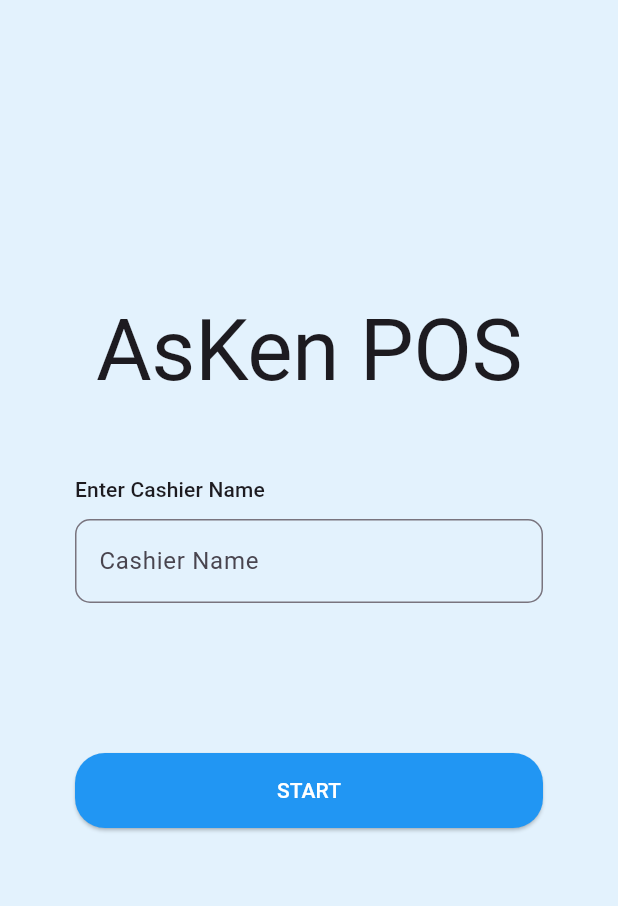
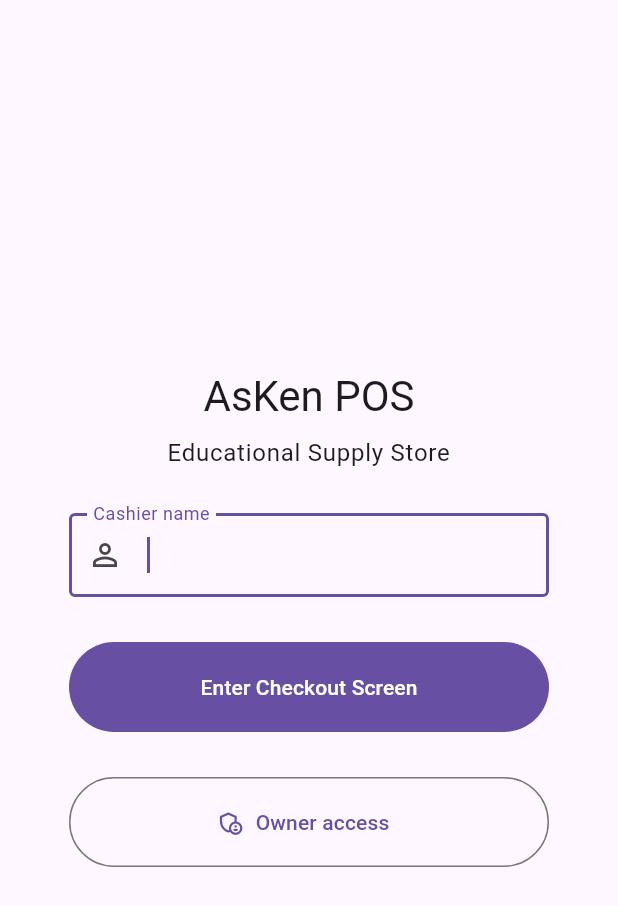
Before and after one commit to ralphb99/AsKen-POS-Flutter, a Flutter app: the screen it shows after launch, on a phone screen of 412 x 824 dp. Shown: the top 906 px of the screen. Run offline on Flutter 3.47's test engine with Material 3 defaults, Android fonts, the phone set to English and light mode, and no system bars; our stand-ins replace _discoveryapis_commons, drift, drift_flutter, flutter_riverpod, google_sign_in, googleapis_auth and 2 more; missing offline and left inert: extension_google_sign_in_as_googleapis_auth, googleapis; accounts and stored records are empty; generated files the repository leaves out were written again.

Commit message:
Updated Login Flow

```diff
--- a/asken_pos/lib/app/core/features/checkout/presentation/Login.dart
+++ b/asken_pos/lib/app/core/features/checkout/presentation/Login.dart
@@ -1,7 +1,7 @@
 import 'package:flutter/material.dart';
 import 'package:flutter_riverpod/flutter_riverpod.dart';
+import 'package:asken_pos/app/core/features/checkout/application/LoginController.dart';
 import 'package:asken_pos/app/core/features/checkout/data/AppProviders.dart';
-import 'package:asken_pos/app/core/features/owner/application/OwnerAccess.dart';
 import 'package:asken_pos/app/routes/AppRoutes.dart';
 
 class LoginPage extends ConsumerStatefulWidget {
@@ -12,12 +12,11 @@ class LoginPage extends ConsumerStatefulWidget {
 }
 
 class _LoginPageState extends ConsumerState<LoginPage> {
-  final _formKey = GlobalKey<FormState>();
+  final FormKey = GlobalKey<FormState>();
   final CashierNameController = TextEditingController();
   final OwnerPinController = TextEditingController();
   final ConfirmOwnerPinController = TextEditingController();
-  String CashierName = '';
-  bool IsOwnerMode = false;
+  bool IsOwnerAccessVisible = false;
 
   @override
   void dispose() {
@@ -29,95 +28,123 @@ class _LoginPageState extends ConsumerState<LoginPage> {
 
   @override
   Widget build(BuildContext context) {
-    final OwnerPinStatus = ref.watch(OwnerPinConfiguredProvider);
-    final IsOwnerPinLoading = OwnerPinStatus.isLoading;
-    final IsOwnerPinConfigured = OwnerPinStatus.asData?.value ?? false;
+    final LoginState = ref.watch(LoginControllerProvider);
+    final OwnerPinState = ref.watch(OwnerPinConfiguredProvider);
+    final IsBusy = LoginState.isLoading || OwnerPinState.isLoading;
+    final IsOwnerPinConfigured = OwnerPinState.asData?.value ?? false;
+
+    ref.listen(LoginControllerProvider, (Previous, Current) {
+      if (!Current.hasError || !context.mounted) {
+        return;
+      }
+
+      final ErrorMessage = Current.error.toString().replaceFirst(
+        'FormatException: ',
+        '',
+      );
+      ScaffoldMessenger.of(context).showSnackBar(
+        SnackBar(content: Text(ErrorMessage)),
+      );
+    });
 
     return Scaffold(
       resizeToAvoidBottomInset: true,
-      backgroundColor: Colors.blue.shade50,
       body: SafeArea(
+        child: LayoutBuilder(
+          builder: (_, Constraints) {
+            final MinimumHeight = Constraints.maxHeight > 32
+                ? Constraints.maxHeight - 32
+                : 0.0;
+
+            return SingleChildScrollView(
+              keyboardDismissBehavior: ScrollViewKeyboardDismissBehavior.onDrag,
+              padding: const EdgeInsets.all(16),
               child: Center(
-          child: SingleChildScrollView(
-            keyboardDismissBehavior: ScrollViewKeyboardDismissBehavior.onDrag,
-            padding: EdgeInsets.only(
-              left: 50,
-              right: 50,
-              top: 10,
-              bottom: MediaQuery.of(context).viewInsets.bottom + 80,
+                child: ConstrainedBox(
+                  constraints: BoxConstraints(
+                    maxWidth: 320,
+                    minHeight: MinimumHeight,
                   ),
-            child: ConstrainedBox(
-              constraints: BoxConstraints(maxWidth: 450),
+                  child: Align(
+                    alignment: Alignment.center,
                     child: Form(
-                key: _formKey,
+                      key: FormKey,
                       child: Column(
                         mainAxisSize: MainAxisSize.min,
                         crossAxisAlignment: CrossAxisAlignment.stretch,
                         children: [
                     Text(
+                      'AsKen POS',
                       textAlign: TextAlign.center,
-                      'AsKen POS',
-                      style: Theme.of(context).textTheme.displayLarge,
+                      style: Theme.of(context).textTheme.headlineMedium,
                     ),
-
-                    const SizedBox(height: 50),
-
+                    const SizedBox(height: 8),
                     Text(
-                      'Enter Cashier Name',
-                      style: Theme.of(context).textTheme.labelLarge,
+                      IsOwnerAccessVisible
+                          ? 'Owner access'
+                          : 'Educational Supply Store',
+                      textAlign: TextAlign.center,
+                      style: Theme.of(context).textTheme.bodyLarge,
                     ),
-
-                    const SizedBox(height: 10),
-
+                        const SizedBox(height: 28),
+                        if (!IsOwnerAccessVisible) ...[
                       TextFormField(
                         controller: CashierNameController,
-                      onChanged: (Value) {
-                        final OwnerMode = OwnerAccess.IsOwnerName(Value);
-
-                        if (OwnerMode != IsOwnerMode) {
-                          setState(() {
-                            IsOwnerMode = OwnerMode;
-                          });
-                        }
-                      },
+                        autofocus: true,
+                        textCapitalization: TextCapitalization.words,
                         textInputAction: TextInputAction.done,
-                      decoration: InputDecoration(
-                        labelText: 'Cashier Name',
-
-                        border: OutlineInputBorder(
-                          borderRadius: BorderRadius.circular(10),
+                        decoration: const InputDecoration(
+                          labelText: 'Cashier name',
+                          prefixIcon: Icon(Icons.person_outline),
+                          border: OutlineInputBorder(),
                         ),
-                      ),
-                      validator: (value) {
-                        if (value == null || value.trim().isEmpty) {
-                          return 'Please enter your name';
+                        validator: (Value) {
+                          if (Value == null || Value.trim().isEmpty) {
+                            return 'Please input name.';
                           }
 
                           return null;
                         },
+                        onFieldSubmitted: IsBusy ? null : (_) => StartCashier(),
                       ),
-
-                    if (IsOwnerMode) ...[
-                      const SizedBox(height: 20),
+                      const SizedBox(height: 30),
+                     SizedBox(
+                        height: 60,
+                        child: FilledButton(
+                          onPressed: IsBusy ? null : StartCashier,
+                          child: Text(IsBusy ? 'Checking...' : 'Enter Checkout Screen'),
+                        ),
+                      ),
+                      const SizedBox(height: 30),
+                      SizedBox(
+                        height: 60,
+                        child: OutlinedButton.icon(
+                          onPressed: IsBusy ? null : ShowOwnerAccess,
+                          icon: const Icon(Icons.admin_panel_settings_outlined),
+                          label: const Text('Owner access'),
+                        ),
+                      ),
+                    ] else ...[
                       TextFormField(
                         controller: OwnerPinController,
+                        autofocus: true,
                         obscureText: true,
                         keyboardType: TextInputType.number,
                         maxLength: 6,
+                        textInputAction: IsOwnerPinConfigured
+                            ? TextInputAction.done
+                            : TextInputAction.next,
                         decoration: InputDecoration(
                           labelText: IsOwnerPinConfigured
                               ? 'Owner PIN'
-                              : 'Create Owner PIN',
+                              : 'Create owner PIN',
+                          prefixIcon: const Icon(Icons.lock_outline),
                           helperText: IsOwnerPinConfigured
                               ? 'Enter your 4 to 6 digit PIN.'
-                              : 'Create initial Secret Owner Pin',
+                              : 'Create a 4 to 6 digit PIN.',
                           border: const OutlineInputBorder(),
                         ),
                         validator: (Value) {
-                          if (!IsOwnerMode) {
-                            return null;
-                          }
-
                           if (Value == null ||
                               !RegExp(r'^\d{4,6}$').hasMatch(Value)) {
                             return 'Use 4 to 6 digits.';
@@ -125,16 +152,21 @@ class _LoginPageState extends ConsumerState<LoginPage> {
 
                           return null;
                         },
+                        onFieldSubmitted: IsBusy
+                            ? null
+                            : (_) => EnterOwnerMode(IsOwnerPinConfigured),
                       ),
-                      const SizedBox(height: 16),
-                      if (!IsOwnerPinConfigured)
+                      if (!IsOwnerPinConfigured) ...[
+                        const SizedBox(height: 12),
                         TextFormField(
                           controller: ConfirmOwnerPinController,
                           obscureText: true,
                           keyboardType: TextInputType.number,
                           maxLength: 6,
+                          textInputAction: TextInputAction.done,
                           decoration: const InputDecoration(
-                            labelText: 'Confirm Owner PIN',
+                            labelText: 'Confirm owner PIN',
+                            prefixIcon: Icon(Icons.lock_reset_outlined),
                             border: OutlineInputBorder(),
                           ),
                           validator: (Value) {
@@ -144,124 +176,99 @@ class _LoginPageState extends ConsumerState<LoginPage> {
 
                             return null;
                           },
+                          onFieldSubmitted: IsBusy
+                              ? null
+                              : (_) => EnterOwnerMode(IsOwnerPinConfigured),
                         ),
                       ],
-
-                    const SizedBox(height: 100),
-
+                      const SizedBox(height: 20),
                       SizedBox(
-                      height: 50,
-                      child: ElevatedButton(
-                        onPressed: () async {
-                          final FormState? CurrentForm = _formKey.currentState;
-
-                          if (CurrentForm == null || !CurrentForm.validate()) {
-                            // ScaffoldMessenger.of(context).showSnackBar(
-                            //    SnackBar(
-                            //     content: Text('No Input'),
-                            //   ),
-                            // );
-
-                            return;
-                          } else {
-                            CashierName = CashierNameController.text.trim();
-
-                            if (OwnerAccess.IsOwnerName(CashierName)) {
-                              if (OwnerPinStatus.hasError) {
-                                ScaffoldMessenger.of(context).showSnackBar(
-                                  const SnackBar(
-                                    content: Text(
-                                      'Unable to load owner security settings.',
+                        height: 60,
+                        child: FilledButton(
+                        onPressed: IsBusy
+                            ? null
+                            : () => EnterOwnerMode(IsOwnerPinConfigured),
+                        child: Text(
+                          IsBusy ? 'Checking...' : 'Enter Owner Dashboard',
                         ),
                       ),
-                                );
-                                return;
-                              }
+                     ),
 
-                              if (IsOwnerPinLoading) {
-                                ScaffoldMessenger.of(context).showSnackBar(
-                                  const SnackBar(
-                                    content: Text(
-                                      'Owner security is still loading.',
-                                    ),
-                                  ),
-                                );
-                                return;
-                              }
-
-                              final OwnerPin = OwnerPinController.text;
-                              final OwnerPinService = ref.read(
-                                OwnerPinServiceProvider,
-                              );
-
-                              if (IsOwnerPinConfigured) {
-                                final IsValid = await OwnerPinService.VerifyPin(
-                                  OwnerPin,
-                                );
-
-                                if (!IsValid) {
-                                  ScaffoldMessenger.of(context).showSnackBar(
-                                    const SnackBar(
-                                      content: Text('Incorrect owner PIN.'),
-                                    ),
-                                  );
-                                  return;
-                                }
-                              } else {
-                                await OwnerPinService.SetPin(OwnerPin);
-                                ref.invalidate(OwnerPinConfiguredProvider);
-                              }
-
-                              ref
-                                  .read(OwnerModeProvider.notifier)
-                                  .SetOwnerMode(true);
-
-                              Navigator.pushReplacementNamed(
-                                context,
-                                AppRoutes.ownerDashboard,
-                              );
-                              return;
-                            }
-
-                            await ref
-                                .read(CashierSessionServiceProvider)
-                                .SaveCashierName(CashierName);
-                            ref.invalidate(ActiveCashierProvider);
-
-                            if (!mounted) {
-                              return;
-                            }
-
-                            ScaffoldMessenger.of(context).showSnackBar(
-                              SnackBar(
-                                content: Text('Success. Welcome $CashierName'),
-                              ),
-                            );
-
-                            Navigator.pushReplacementNamed(
-                              context,
-                              AppRoutes.checkout,
-                              arguments: CashierName,
-                            );
-                          }
-                        },
-                        style: ElevatedButton.styleFrom(
-                          foregroundColor: Colors.white,
-                          backgroundColor: Colors.blue,
-                          shape: RoundedRectangleBorder(
-                            borderRadius: BorderRadius.circular(20),
-                          ),
-                        ),
-                        child: Text('START'),
-                      ),
+                     const SizedBox(height: 20),
+                      TextButton(
+                        onPressed: IsBusy ? null : HideOwnerAccess,
+                        child: const Text('Back to Cashier Login'),
                       ),
                         ],
-                ),
+                      ]
                       ),
                     ),
                   ),
                 ),
               ),
             );
+          },
+        ),
+      ),
+    );
+  }
+
+  void ShowOwnerAccess() {
+    setState(() {
+      IsOwnerAccessVisible = true;
+    });
+  }
+
+  void HideOwnerAccess() {
+    OwnerPinController.clear();
+    ConfirmOwnerPinController.clear();
+    FormKey.currentState?.reset();
+
+    setState(() {
+      IsOwnerAccessVisible = false;
+    });
+  }
+
+  Future<void> StartCashier() async {
+    if (!(FormKey.currentState?.validate() ?? false)) {
+      return;
+    }
+
+    final Result = await ref
+        .read(LoginControllerProvider.notifier)
+        .AuthenticateCashier(CashierName: CashierNameController.text);
+
+    if (!mounted || Result == null || Result.IsOwner) {
+      return;
+    }
+
+    ref.invalidate(ActiveCashierProvider);
+    Navigator.pushReplacementNamed(
+      context,
+      AppRoutes.checkout,
+      arguments: Result.CashierName,
+    );
+  }
+
+  Future<void> EnterOwnerMode(bool IsOwnerPinConfigured) async {
+    if (!(FormKey.currentState?.validate() ?? false)) {
+      return;
+    }
+
+    final Result = await ref
+        .read(LoginControllerProvider.notifier)
+        .AuthenticateOwner(
+          OwnerPin: OwnerPinController.text,
+          ConfirmOwnerPin: IsOwnerPinConfigured
+              ? OwnerPinController.text
+              : ConfirmOwnerPinController.text,
+        );
+
+    if (!mounted || Result == null || !Result.IsOwner) {
+      return;
+    }
+
+    ref.read(OwnerModeProvider.notifier).SetOwnerMode(true);
+    Navigator.pushReplacementNamed(context, AppRoutes.ownerDashboard);
   }
 }
```
Also changed, not shown: asken_pos/lib/app/core/features/checkout/application/LoginController.dart (added, +82 -0 lines), 1 other file. Lines whose indentation alone changed are shown as unchanged.
